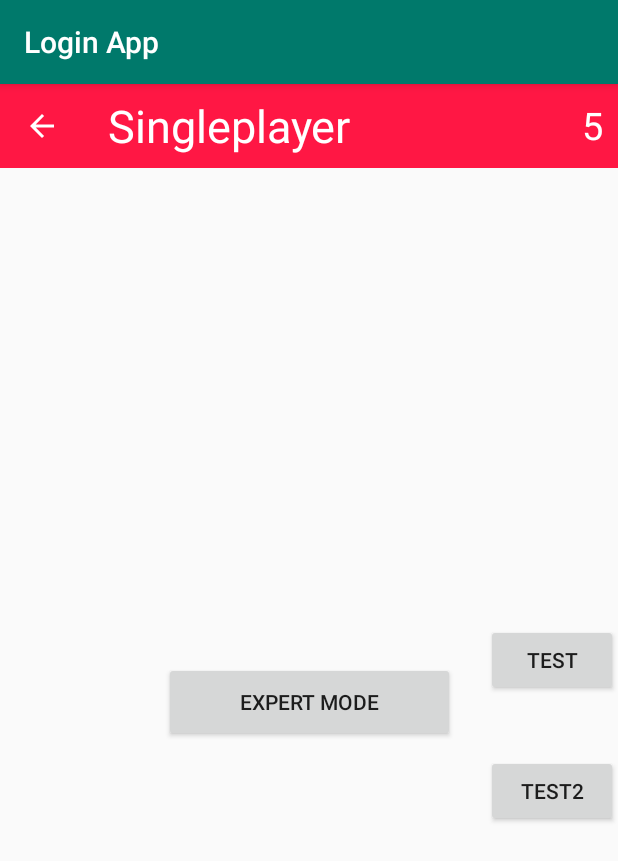
After one commit to AIR-FOI-HR/AIR2002, an Android app: the SingleplayerMenu screen opened directly, with no data from a screen before it, on a phone screen of 412 x 824 dp. The commit adds this screen. Shown: the top 861 px of the screen. Run offline under Robolectric (Android 15) with nearby library versions, the light colour scheme and no system bars.

Commit message:
Postavljanje expert mode okruženja

```diff
--- a/app/src/main/AndroidManifest.xml
+++ b/app/src/main/AndroidManifest.xml
@@ -9,13 +9,15 @@
         android:roundIcon="@mipmap/ic_launcher_round"
         android:supportsRtl="true"
         android:theme="@style/AppTheme">
-        <activity android:name=".MainActivity"
+        <activity android:name=".MainMenu"
             android:theme="@style/AppTheme.NoActionBar">
             <intent-filter>
                 <action android:name="android.intent.action.MAIN" />
                 <category android:name="android.intent.category.LAUNCHER" />
             </intent-filter>
         </activity>
+        <activity android:label="@string/app_name" android:name=".MainActivity"/>
+        <activity android:label="@string/app_name" android:name=".SingleplayerMenu"/>
         <activity android:name=".CategoryView"
             android:theme="@style/AppTheme.NoActionBar">
         </activity>
--- a/app/src/main/java/com/example/trivialy/MainActivity.java
+++ b/app/src/main/java/com/example/trivialy/MainActivity.java
@@ -71,7 +71,7 @@ public class MainActivity extends AppCompatActivity implements Serializable {
             @Override
             public void onResponse(Response<LoginResponse> response, Retrofit retrofit) {
                 if (!response.isSuccess()){
-                   Toast t = Toast.makeText(getApplicationContext() , response.code(), Toast.LENGTH_SHORT);
+                   Toast t = Toast.makeText(getApplicationContext() , String.valueOf(response.code()), Toast.LENGTH_SHORT);
                     t.show();
                     return;
                 }else{
--- /dev/null
+++ b/app/src/main/java/com/example/trivialy/SingleplayerMenu.java
@@ -0,0 +1,170 @@
+package com.example.trivialy;
+
+import android.content.Intent;
+import android.content.SharedPreferences;
+import android.os.Bundle;
+import android.text.Editable;
+import android.text.TextWatcher;
+import android.view.View;
+import android.webkit.ConsoleMessage;
+import android.widget.Button;
+import android.widget.TextView;
+
+import androidx.annotation.Nullable;
+import androidx.appcompat.app.AppCompatActivity;
+import androidx.appcompat.widget.Toolbar;
+
+import java.text.DateFormat;
+import java.text.SimpleDateFormat;
+import java.util.Calendar;
+import java.util.Date;
+import java.util.Timer;
+import java.util.TimerTask;
+
+
+public class SingleplayerMenu extends AppCompatActivity {
+    private long savedDate;
+    private Integer savedLives;
+
+    @Override
+    protected void onCreate(Bundle savedInstanceState) {
+        super.onCreate(savedInstanceState);
+        setContentView(R.layout.singleplayer_menu);
+        final TextView Lives2 = (TextView) findViewById(R.id.numberOfLives);
+
+
+        new Timer().scheduleAtFixedRate(new TimerTask() {
+            @Override
+            public void run() {
+                runOnUiThread(new Runnable() {
+
+                    @Override
+                    public void run() {
+
+                        final TextView Lives = (TextView) findViewById(R.id.numberOfLives);
+                        loadRunoutData();
+                        updateLivesCount();
+
+                    }
+                });
+            }
+        }, 0, 5000);
+
+
+        //za testiranje
+        Button testButton = findViewById(R.id.testButton);
+        testButton.setOnClickListener(new View.OnClickListener(){
+            public void onClick(View view){
+                Integer LivesInteger = Integer.valueOf((String) Lives2.getText());
+                LivesInteger -= 1;
+                Lives2.setText(LivesInteger.toString());
+                if(LivesInteger < 5){
+                    saveRunoutData(LivesInteger);
+                }
+            }
+        });
+        Button testButton2 = findViewById(R.id.testButton2);
+        testButton2.setOnClickListener(new View.OnClickListener(){
+            public void onClick(View view){
+                Integer LivesInteger2 = Integer.valueOf((String) Lives2.getText());
+                LivesInteger2 += 1;
+                Lives2.setText(LivesInteger2.toString());
+                if(LivesInteger2 < 5){
+                    saveRunoutData(LivesInteger2);
+                }
+            }
+        });
+    }
+
+    private void updateLivesCount() {
+        final TextView Lives = (TextView) findViewById(R.id.numberOfLives);
+        if (savedDate != 0){
+            Date date = new Date(System.currentTimeMillis());
+            long currentDate = date.getTime();
+
+            long diff = getDifference(currentDate, savedDate);
+            double minutes = (double) ((double)diff/1000)/60;
+            double add;
+            int addition;
+            if(savedLives < 0) {
+                savedLives = 0;
+            }
+            minutes += savedLives*5;
+
+            if(minutes < 5){
+                Lives.setText("0");
+            }
+            if(minutes >= 5){
+                Lives.setText("1");
+                add = (minutes-5)*60000;
+                addition = (int)add;
+                saveRunoutData(1,addition);
+            }
+            if(minutes >= 10){
+                Lives.setText("2");
+                add = (minutes-10)*60000;
+                addition = (int)add;
+                saveRunoutData(2,addition);
+            }
+            if(minutes >= 15){
+                Lives.setText("3");
+                add = (minutes-15)*60000;
+                addition = (int)add;
+                saveRunoutData(3,addition);
+            }
+            if(minutes >= 20){
+                Lives.setText("4");
+                add = (minutes-20)*60000;
+                addition = (int)add;
+                saveRunoutData(4,addition);
+            }
+            if(minutes >= 25){
+                Lives.setText("5");
+                add = (minutes-25)*60000;
+                addition = (int)add;
+                saveRunoutData(5,addition);
+            }
+        }
+        else{
+            Lives.setText("5");
+        }
+    }
+
+    public static long getDifference(long currentDateInMilliseconds, long savedDateInMilliseconds)
+    {
+        DateFormat formatter = new SimpleDateFormat("dd/MM/yyyy hh:mm:ss");
+        Date dateEnd = new java.util.Date(currentDateInMilliseconds);
+        Date dateStart = new java.util.Date(savedDateInMilliseconds);
+
+        return  dateEnd.getTime()-dateStart.getTime();
+    }
+
+    private void saveRunoutData(Integer lives) {
+        SharedPreferences sharedPreferences = getSharedPreferences("TimeOfRunout", MODE_PRIVATE);
+        SharedPreferences.Editor editor = sharedPreferences.edit();
+
+        Date date = new Date(System.currentTimeMillis());
+        long datetime = date.getTime();
+        editor.putLong("RunoutTime", datetime);
+        editor.putInt("LivesCount", lives);
+        editor.commit();
+    }
+
+    private void saveRunoutData(Integer lives, long addition) {
+        SharedPreferences sharedPreferences = getSharedPreferences("TimeOfRunout", MODE_PRIVATE);
+        SharedPreferences.Editor editor = sharedPreferences.edit();
+
+        Date date = new Date(System.currentTimeMillis());
+        long datetime = date.getTime();
+        editor.putLong("RunoutTime", datetime - addition);
+        editor.putInt("LivesCount", lives);
+        editor.commit();
+    }
+
+    private void loadRunoutData() {
+        SharedPreferences sharedPreferences = getSharedPreferences("TimeOfRunout", MODE_PRIVATE);
+        savedDate = sharedPreferences.getLong("RunoutTime", 0);
+        savedLives = sharedPreferences.getInt("LivesCount", 0);
+    }
+
+}
--- /dev/null
+++ b/app/src/main/res/layout/singleplayer_menu.xml
@@ -0,0 +1,94 @@
+<?xml version="1.0" encoding="utf-8"?>
+<androidx.constraintlayout.widget.ConstraintLayout xmlns:android="http://schemas.android.com/apk/res/android"
+    xmlns:app="http://schemas.android.com/apk/res-auto"
+    xmlns:tools="http://schemas.android.com/tools"
+    xmlns:tools2="http://schemas.android.com/apk/tools"
+    android:layout_width="match_parent"
+    android:layout_height="match_parent">
+
+    <androidx.appcompat.widget.Toolbar
+        android:id="@+id/topToolbar"
+        android:layout_width="match_parent"
+        android:layout_height="?attr/actionBarSize"
+        android:background="@color/foreground"
+        android:theme="@style/ThemeOverlay.AppCompat.ActionBar"
+        app:layout_constraintEnd_toEndOf="parent"
+        app:layout_constraintHorizontal_bias="0.0"
+        app:layout_constraintStart_toStartOf="parent"
+        app:layout_constraintTop_toTopOf="parent"
+        app:navigationIcon="@drawable/abc_vector_test"
+        app:popupTheme="@style/ThemeOverlay.AppCompat.Light">
+
+        <TextView
+            android:layout_width="wrap_content"
+            android:layout_height="wrap_content"
+            android:gravity="center"
+            android:text="@string/singleplayer"
+            android:textColor="@color/foregroundText"
+            android:textSize="30sp"
+            app:layout_constraintBottom_toBottomOf="@+id/topToolbar"
+            app:layout_constraintEnd_toEndOf="parent"
+            app:layout_constraintStart_toStartOf="parent"
+            app:layout_constraintTop_toTopOf="parent" />
+
+        <LinearLayout
+            android:id="@+id/livesContainer"
+            android:layout_width="match_parent"
+            android:layout_height="wrap_content"
+            android:gravity="end"
+            android:layout_marginRight="10dp"
+            android:layout_marginEnd="10dp"
+            tools:layout_editor_absoluteX="234dp"
+            tools:layout_editor_absoluteY="3dp">
+
+            <ImageButton
+                android:layout_width="50dp"
+                android:layout_height="50dp"
+                android:background="@null"
+                android:contentDescription="@string/livesDesc"
+                android:scaleType="centerCrop"
+                android:src="@mipmap/heart_icon"
+                tools:layout_editor_absoluteX="234dp"
+                tools:layout_editor_absoluteY="3dp" />
+
+            <TextView
+                android:id="@+id/numberOfLives"
+                android:layout_width="wrap_content"
+                android:layout_height="match_parent"
+                android:gravity="center"
+                android:textColor="@color/foregroundText"
+                android:textSize="25sp" />
+        </LinearLayout>
+
+    </androidx.appcompat.widget.Toolbar>
+
+    <Button
+        android:id="@+id/testButton"
+        android:layout_width="wrap_content"
+        android:layout_height="wrap_content"
+        android:text="test"
+        app:layout_constraintBottom_toBottomOf="parent"
+        app:layout_constraintEnd_toEndOf="parent"
+        app:layout_constraintTop_toTopOf="parent" />
+
+    <Button
+        android:id="@+id/testButton2"
+        android:layout_width="wrap_content"
+        android:layout_height="wrap_content"
+        android:text="test2"
+        app:layout_constraintBottom_toBottomOf="parent"
+        app:layout_constraintEnd_toEndOf="parent"
+        app:layout_constraintTop_toBottomOf="@+id/testButton"
+        app:layout_constraintVertical_bias="0.126" />
+
+    <Button
+        android:id="@+id/expertModeButton"
+        android:layout_width="194dp"
+        android:layout_height="53dp"
+        android:text="Expert mode"
+        app:layout_constraintBottom_toBottomOf="parent"
+        app:layout_constraintEnd_toEndOf="parent"
+        app:layout_constraintStart_toStartOf="parent"
+        app:layout_constraintTop_toBottomOf="@+id/topToolbar" />
+
+</androidx.constraintlayout.widget.ConstraintLayout>
--- a/app/src/main/res/values/colors.xml
+++ b/app/src/main/res/values/colors.xml
@@ -3,4 +3,6 @@
     <color name="colorPrimary">#00796b</color>
     <color name="colorPrimaryDark">#00695C</color>
     <color name="colorAccent">#FF4081</color>
+    <color name="foreground">#ff1744</color>
+    <color name="foregroundText">#ffffff</color>
 </resources>
--- a/app/src/main/res/values/strings.xml
+++ b/app/src/main/res/values/strings.xml
@@ -19,4 +19,10 @@
     <string name="first_nam">First name</string>
     <string name="last_name">Last name</string>
     <string name="regUsername">Username</string>
+    <string name="singleplayer">Singleplayer</string>
+    <string name="livesDesc">Lives description</string>
+    <string name="home">Home</string>
+    <string name="placeholderanswer">PlaceholderAnswer</string>
+    <string name="PlaceholderScore">0</string>
+    <string name="this_is_a_placeholder_question">This is a placeholder question!</string>
 </resources>
--- a/webService/src/main/java/com/responses/RetrofitInstance.java
+++ b/webService/src/main/java/com/responses/RetrofitInstance.java
@@ -6,7 +6,7 @@ import retrofit.Retrofit;
 public class RetrofitInstance {
 
     private static Retrofit retrofit;
-    private static final String BASE_URL = "http://localhost:8081/api/";
+    private static final String BASE_URL = "http://10.0.2.2:5000/api/";
 
     /**
      * Create an instance of Retrofit object
```
Also changed, not shown: app/src/main/java/com/example/trivialy/MainMenu.java (added, +32 -0 lines), app/src/main/res/layout/expert_mode_play.xml (added, +76 -0 lines), app/src/main/res/layout/main_menu.xml (added, +50 -0 lines), app/src/main/res/mipmap-anydpi-v26/heart_icon.png (added).
